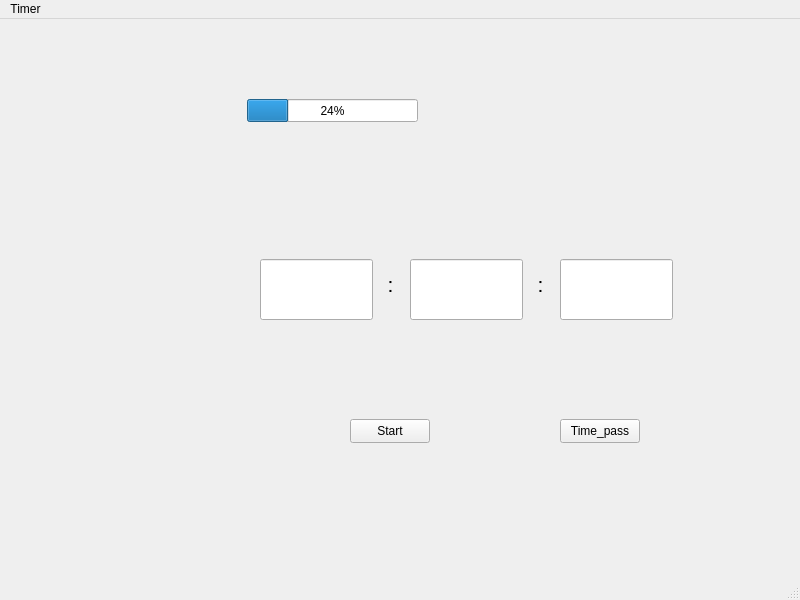
Qt form timer.ui (apexraccoon/Simple-Timer-Software) before a commit.
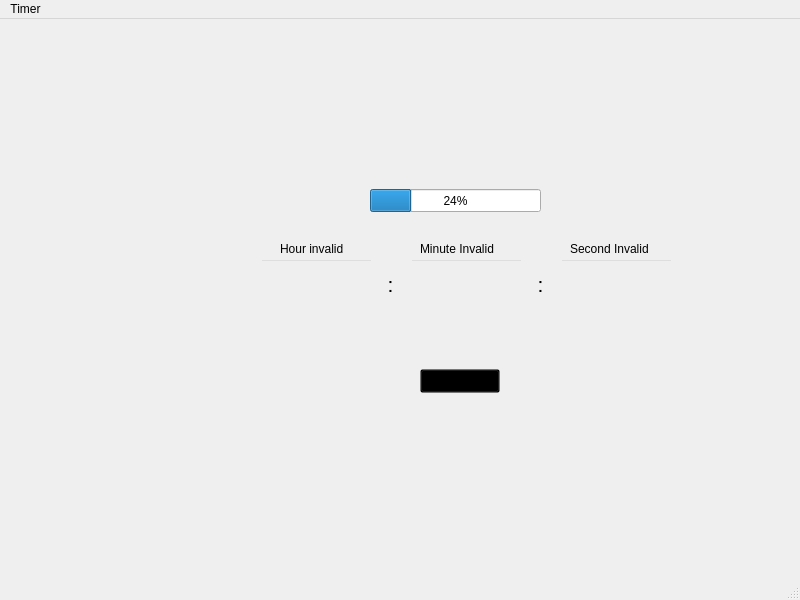
The same form after that commit.

Commit message: Added a background image and made sure than user enters valid Hours,Minutes and Seconds

Diff of the .ui file:
```diff
--- a/timer.ui
+++ b/timer.ui
@@ -13,6 +13,9 @@
   <property name="windowTitle">
    <string>Timer</string>
   </property>
+  <property name="styleSheet">
+   <string notr="true"/>
+  </property>
   <widget class="QWidget" name="centralwidget">
    <widget class="QLabel" name="Hour_Label">
     <property name="geometry">
@@ -43,12 +46,19 @@
    <widget class="QPushButton" name="pushButton">
     <property name="geometry">
      <rect>
-      <x>350</x>
-      <y>400</y>
+      <x>420</x>
+      <y>350</y>
       <width>80</width>
       <height>24</height>
      </rect>
     </property>
+    <property name="autoFillBackground">
+     <bool>false</bool>
+    </property>
+    <property name="styleSheet">
+     <string notr="true">background: transparent;
+</string>
+    </property>
     <property name="text">
      <string>Start</string>
     </property>
@@ -62,6 +72,10 @@
       <height>61</height>
      </rect>
     </property>
+    <property name="styleSheet">
+     <string notr="true">background: transparent;
+font: 20pt &quot;Jokerman&quot;;</string>
+    </property>
    </widget>
    <widget class="QLineEdit" name="Minute_Line_Edit">
     <property name="geometry">
@@ -72,18 +86,9 @@
       <height>61</height>
      </rect>
     </property>
-   </widget>
-   <widget class="QPushButton" name="pushButton_2">
-    <property name="geometry">
-     <rect>
-      <x>560</x>
-      <y>400</y>
-      <width>80</width>
-      <height>24</height>
-     </rect>
-    </property>
-    <property name="text">
-     <string>Time_pass</string>
+    <property name="styleSheet">
+     <string notr="true">background: transparent;
+font: 20pt &quot;Jokerman&quot;;</string>
     </property>
    </widget>
    <widget class="QLabel" name="Second_Label">
@@ -108,12 +113,19 @@
       <height>61</height>
      </rect>
     </property>
+    <property name="autoFillBackground">
+     <bool>false</bool>
+    </property>
+    <property name="styleSheet">
+     <string notr="true">background: transparent;
+font: 20pt &quot;Jokerman&quot;;</string>
+    </property>
    </widget>
    <widget class="QProgressBar" name="Timer_bar">
     <property name="geometry">
      <rect>
-      <x>247</x>
-      <y>80</y>
+      <x>370</x>
+      <y>170</y>
       <width>171</width>
       <height>23</height>
      </rect>
@@ -121,6 +133,12 @@
     <property name="value">
      <number>24</number>
     </property>
+    <property name="alignment">
+     <set>Qt::AlignmentFlag::AlignCenter</set>
+    </property>
+    <property name="textVisible">
+     <bool>true</bool>
+    </property>
    </widget>
    <widget class="QLabel" name="label_2">
     <property name="geometry">
@@ -170,6 +188,58 @@
      <set>Qt::AlignmentFlag::AlignCenter</set>
     </property>
    </widget>
+   <widget class="QLabel" name="Hour_error_message">
+    <property name="geometry">
+     <rect>
+      <x>280</x>
+      <y>220</y>
+      <width>81</width>
+      <height>20</height>
+     </rect>
+    </property>
+    <property name="styleSheet">
+     <string notr="true">font: 12px &quot;Jokerman&quot;;
+color: &quot;Red&quot;;
+setVisibility:False;</string>
+    </property>
+    <property name="text">
+     <string>Hour invalid</string>
+    </property>
+   </widget>
+   <widget class="QLabel" name="Minute_error_message">
+    <property name="geometry">
+     <rect>
+      <x>420</x>
+      <y>220</y>
+      <width>91</width>
+      <height>20</height>
+     </rect>
+    </property>
+    <property name="styleSheet">
+     <string notr="true">font: 12px &quot;Jokerman&quot;;
+color: &quot;Red&quot;;</string>
+    </property>
+    <property name="text">
+     <string>Minute Invalid</string>
+    </property>
+   </widget>
+   <widget class="QLabel" name="Second_error_message">
+    <property name="geometry">
+     <rect>
+      <x>570</x>
+      <y>220</y>
+      <width>91</width>
+      <height>20</height>
+     </rect>
+    </property>
+    <property name="styleSheet">
+     <string notr="true">font: 12px &quot;Jokerman&quot;;
+color: &quot;Red&quot;;</string>
+    </property>
+    <property name="text">
+     <string>Second Invalid</string>
+    </property>
+   </widget>
   </widget>
   <widget class="QMenuBar" name="menubar">
    <property name="geometry">
```
Left out of the diff: 9 changed lines with no effect on the pictures. The commit also changes 8 other files.
